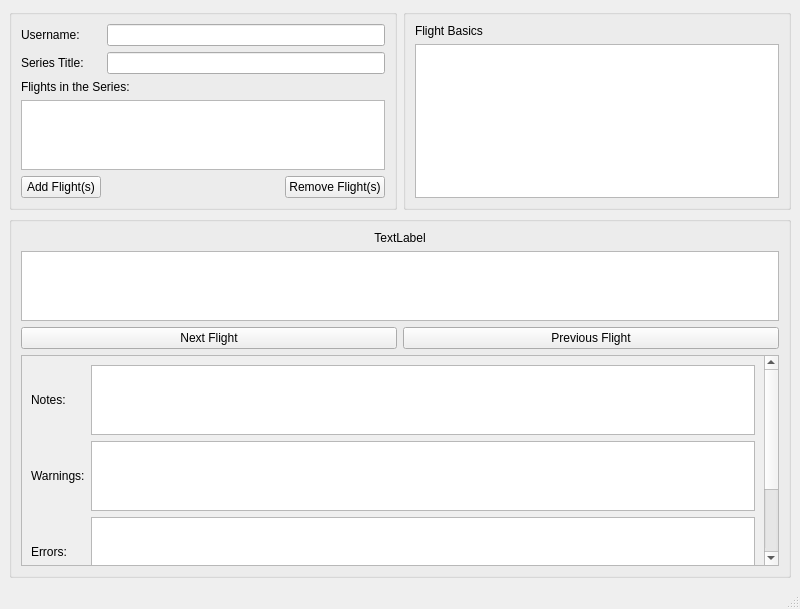
First picture: the form in SOFIACruiseTools/Reviewer/mainwindow.ui, repository astrobokonon/SOFIACruiseTools, before the edit.
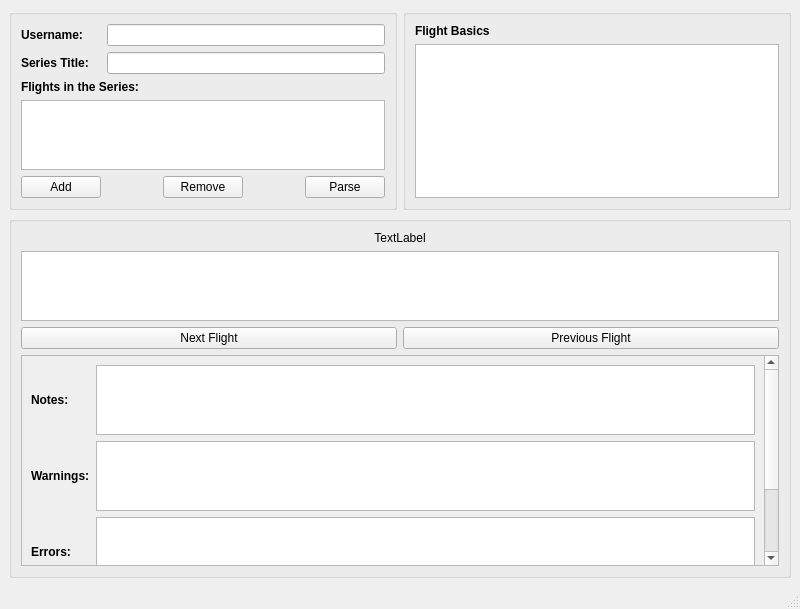
Second picture: the form after the edit.

```diff
--- a/SOFIACruiseTools/Reviewer/mainwindow.ui
+++ b/SOFIACruiseTools/Reviewer/mainwindow.ui
@@ -21,8 +21,18 @@
        <string/>
       </property>
       <layout class="QGridLayout" name="gridLayout_2">
-       <item row="3" column="0" colspan="3">
-        <widget class="QListWidget" name="listWidgetFlights"/>
+       <item row="5" column="3">
+        <spacer name="horizontalSpacer">
+         <property name="orientation">
+          <enum>Qt::Horizontal</enum>
+         </property>
+         <property name="sizeHint" stdset="0">
+          <size>
+           <width>40</width>
+           <height>20</height>
+          </size>
+         </property>
+        </spacer>
        </item>
        <item row="5" column="1">
         <spacer name="horizontalSpacer_2">
@@ -40,15 +50,18 @@
        <item row="5" column="2">
         <widget class="QPushButton" name="pushButtonRemoveFlight">
          <property name="text">
-          <string>Remove Flight(s)</string>
+          <string>Remove</string>
          </property>
         </widget>
        </item>
-       <item row="1" column="1" colspan="2">
-        <widget class="QLineEdit" name="lineEditSeriesTitle"/>
-       </item>
        <item row="1" column="0">
         <widget class="QLabel" name="labelSeriesTitle">
+         <property name="font">
+          <font>
+           <weight>75</weight>
+           <bold>true</bold>
+          </font>
+         </property>
          <property name="text">
           <string>Series Title:</string>
          </property>
@@ -57,27 +70,52 @@
        <item row="5" column="0">
         <widget class="QPushButton" name="pushButtonAddFlight">
          <property name="text">
-          <string>Add Flight(s)</string>
+          <string>Add</string>
          </property>
         </widget>
        </item>
        <item row="0" column="0">
         <widget class="QLabel" name="labelUsername">
+         <property name="font">
+          <font>
+           <weight>75</weight>
+           <bold>true</bold>
+          </font>
+         </property>
          <property name="text">
           <string>Username:</string>
          </property>
         </widget>
        </item>
-       <item row="0" column="1" colspan="2">
-        <widget class="QLineEdit" name="lineEditUserName"/>
-       </item>
        <item row="2" column="0" colspan="3">
         <widget class="QLabel" name="labelSeriesFlightList">
+         <property name="font">
+          <font>
+           <weight>75</weight>
+           <bold>true</bold>
+          </font>
+         </property>
          <property name="text">
           <string>Flights in the Series:</string>
          </property>
         </widget>
        </item>
+       <item row="5" column="4">
+        <widget class="QPushButton" name="pushButtonParseList">
+         <property name="text">
+          <string>Parse</string>
+         </property>
+        </widget>
+       </item>
+       <item row="3" column="0" colspan="5">
+        <widget class="QListWidget" name="listWidgetFlights"/>
+       </item>
+       <item row="1" column="1" colspan="4">
+        <widget class="QLineEdit" name="lineEditSeriesTitle"/>
+       </item>
+       <item row="0" column="1" colspan="4">
+        <widget class="QLineEdit" name="lineEditUserName"/>
+       </item>
       </layout>
      </widget>
     </item>
@@ -87,16 +125,22 @@
        <string/>
       </property>
       <layout class="QGridLayout" name="gridLayout_3">
-       <item row="1" column="0">
-        <widget class="QTableView" name="tableViewFlightBasics"/>
-       </item>
        <item row="0" column="0">
         <widget class="QLabel" name="labelFlightBasics">
+         <property name="font">
+          <font>
+           <weight>75</weight>
+           <bold>true</bold>
+          </font>
+         </property>
          <property name="text">
           <string>Flight Basics</string>
          </property>
         </widget>
        </item>
+       <item row="1" column="0">
+        <widget class="QTableWidget" name="tableWidgetFlightBasics"/>
+       </item>
       </layout>
      </widget>
     </item>
@@ -123,6 +167,12 @@
           <layout class="QGridLayout" name="gridLayout_5">
            <item row="1" column="0">
             <widget class="QLabel" name="labelWarnings">
+             <property name="font">
+              <font>
+               <weight>75</weight>
+               <bold>true</bold>
+              </font>
+             </property>
              <property name="text">
               <string>Warnings:</string>
              </property>
@@ -130,6 +180,12 @@
            </item>
            <item row="2" column="0">
             <widget class="QLabel" name="labelErrors">
+             <property name="font">
+              <font>
+               <weight>75</weight>
+               <bold>true</bold>
+              </font>
+             </property>
              <property name="text">
               <string>Errors:</string>
              </property>
@@ -137,6 +193,12 @@
            </item>
            <item row="0" column="0">
             <widget class="QLabel" name="labelNotes">
+             <property name="font">
+              <font>
+               <weight>75</weight>
+               <bold>true</bold>
+              </font>
+             </property>
              <property name="text">
               <string>Notes:</string>
              </property>
@@ -144,6 +206,12 @@
            </item>
            <item row="3" column="0">
             <widget class="QLabel" name="labelTips">
+             <property name="font">
+              <font>
+               <weight>75</weight>
+               <bold>true</bold>
+              </font>
+             </property>
              <property name="text">
               <string>Tips:</string>
              </property>
@@ -190,7 +258,7 @@
         </widget>
        </item>
        <item row="1" column="0" colspan="2">
-        <widget class="QTableView" name="tableViewCurrentFlight"/>
+        <widget class="QTableWidget" name="tableWidgetCurrentFlight"/>
        </item>
       </layout>
      </widget>
```
